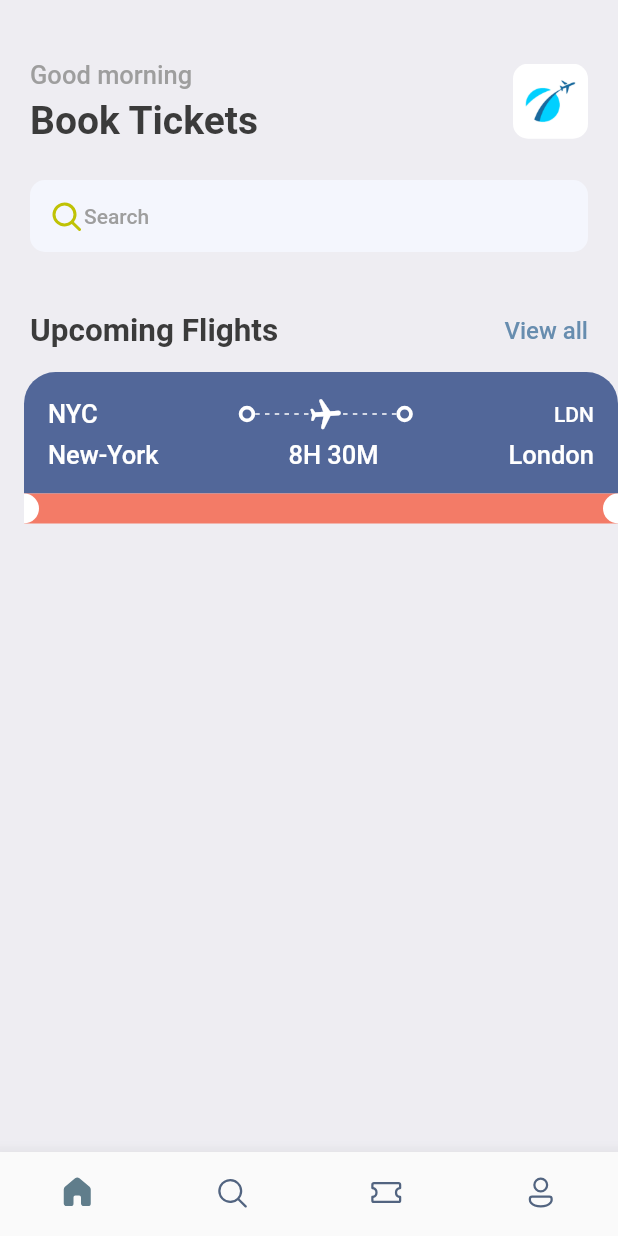
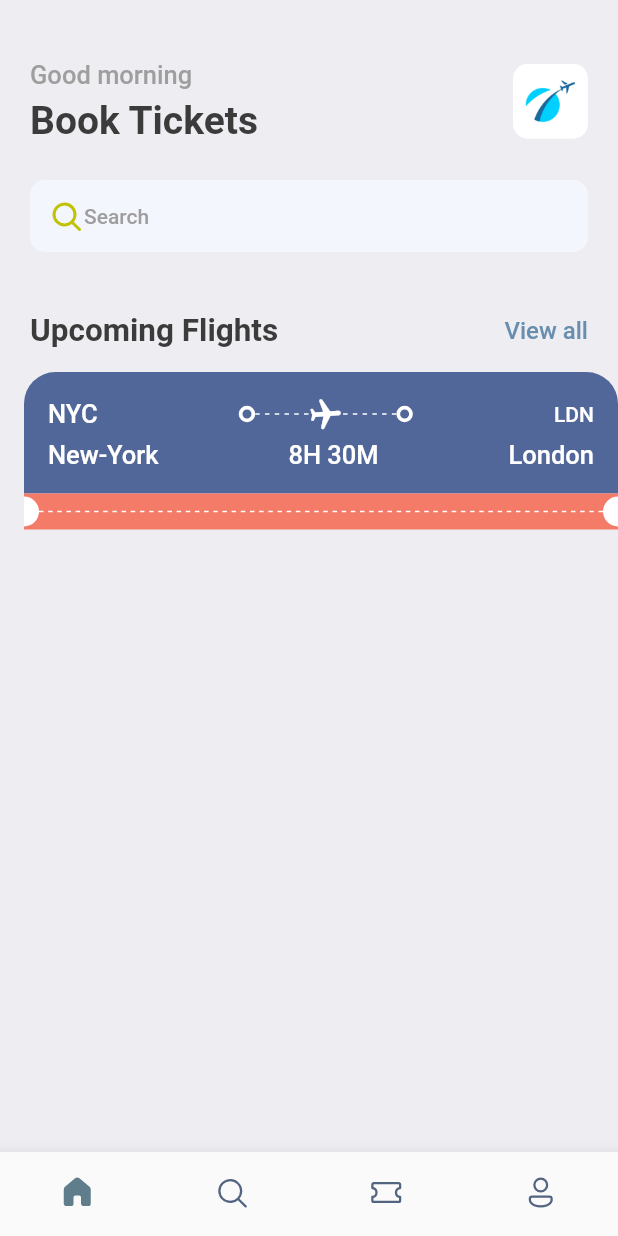
Before and after one commit to mrojasb2000/flutter_booktickets_app, a Flutter app: the screen it shows after launch, on a phone screen of 412 x 824 dp. Run offline on Flutter 3.47's test engine with Material 2 defaults, Android fonts, the phone set to English and light mode, and no system bars; our stand-ins replace fluentui_icons, gap.

Commit message:
chore: add decorations

```diff
--- a/lib/screens/ticket_view.dart
+++ b/lib/screens/ticket_view.dart
@@ -110,7 +110,29 @@ class TicketView extends StatelessWidget {
                           )),
                     ),
                   ),
-                  Expanded(child: Container()),
+                  Expanded(
+                    child: SizedBox(
+                        height: 24,
+                        child: LayoutBuilder(
+                          builder: (BuildContext context,
+                              BoxConstraints constraints) {
+                            return Flex(
+                              direction: Axis.horizontal,
+                              mainAxisAlignment: MainAxisAlignment.spaceBetween,
+                              children: List.generate(
+                                (constraints.constrainWidth() / 6).floor(),
+                                (index) => const SizedBox(
+                                  width: 3,
+                                  height: 1,
+                                  child: DecoratedBox(
+                                      decoration:
+                                          BoxDecoration(color: Colors.white)),
+                                ),
+                              ),
+                            );
+                          },
+                        )),
+                  ),
                   const SizedBox(
                     height: 20,
                     width: 10,
```
